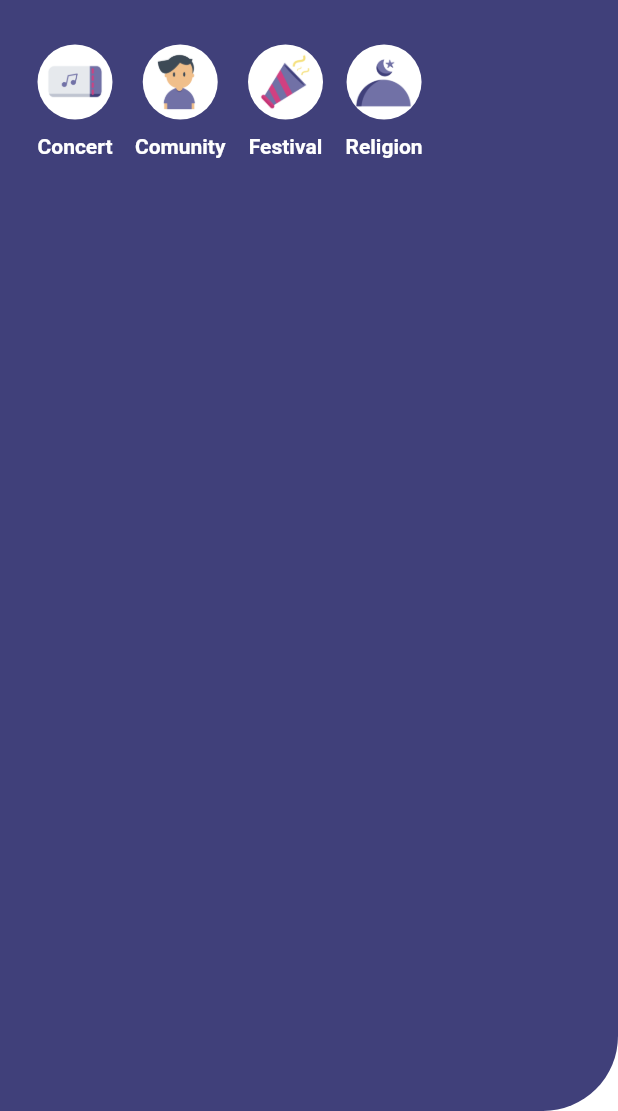
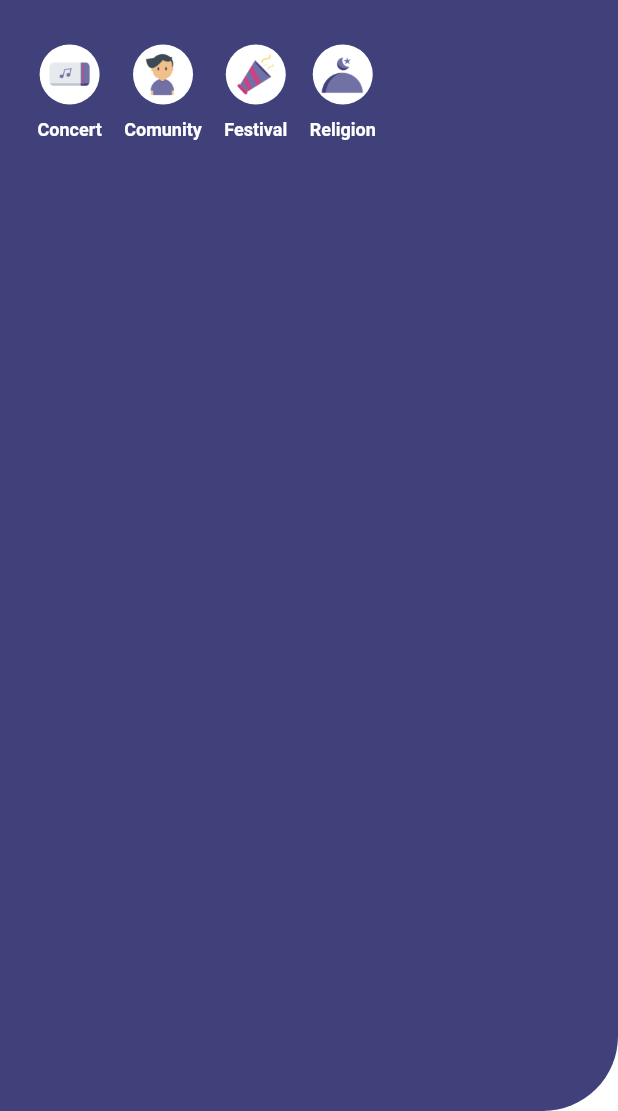
Before and after one commit to hendzee/Poster, a Flutter app: the TopContent widget shown alone on an empty page, opened directly, on a phone screen of 412 x 824 dp, the part 125-1236 px from its top. Run offline on Flutter 3.47's test engine with Material 2 defaults, Android fonts, the phone set to English and light mode, and no system bars; our stand-ins replace bloc, eva_icons_flutter, flutter_bloc, image_picker, shimmer; missing offline and left inert: date_range_picker.

Commit message:
:lipstick: Updating UI on home page

```diff
--- a/lib/widgets/home_screen/top_content.dart
+++ b/lib/widgets/home_screen/top_content.dart
@@ -59,7 +59,7 @@ class TopContent extends StatelessWidget {
                       padding: const EdgeInsets.only(bottom: 10.0),
                       child: CircleAvatar(
                         backgroundColor: Colors.white,
-                        radius: 25,
+                        radius: 20,
                         child: Padding(
                           padding: const EdgeInsets.all(5),
                           child: Image(
@@ -71,7 +71,10 @@ class TopContent extends StatelessWidget {
                     Text(
                       'Concert',
                       style: TextStyle(
-                          color: Colors.white, fontWeight: FontWeight.bold),
+                        fontSize: 12,
+                        color: Colors.white,
+                        fontWeight: FontWeight.bold,
+                      ),
                     ),
                   ],
                 ),
@@ -84,7 +87,7 @@ class TopContent extends StatelessWidget {
                       padding: const EdgeInsets.only(bottom: 10.0),
                       child: CircleAvatar(
                         backgroundColor: Colors.white,
-                        radius: 25,
+                        radius: 20,
                         child: Padding(
                           padding: const EdgeInsets.all(5),
                           child: Image(
@@ -96,7 +99,10 @@ class TopContent extends StatelessWidget {
                     Text(
                       'Comunity',
                       style: TextStyle(
-                          color: Colors.white, fontWeight: FontWeight.bold),
+                        fontSize: 12,
+                        color: Colors.white,
+                        fontWeight: FontWeight.bold,
+                      ),
                     ),
                   ],
                 ),
@@ -109,7 +115,7 @@ class TopContent extends StatelessWidget {
                       padding: const EdgeInsets.only(bottom: 10.0),
                       child: CircleAvatar(
                         backgroundColor: Colors.white,
-                        radius: 25,
+                        radius: 20,
                         child: Padding(
                           padding: const EdgeInsets.all(5),
                           child: Image(
@@ -121,7 +127,10 @@ class TopContent extends StatelessWidget {
                     Text(
                       'Festival',
                       style: TextStyle(
-                          color: Colors.white, fontWeight: FontWeight.bold),
+                        fontSize: 12,
+                        color: Colors.white,
+                        fontWeight: FontWeight.bold,
+                      ),
                     ),
                   ],
                 ),
@@ -134,7 +143,7 @@ class TopContent extends StatelessWidget {
                       padding: const EdgeInsets.only(bottom: 10.0),
                       child: CircleAvatar(
                         backgroundColor: Colors.white,
-                        radius: 25,
+                        radius: 20,
                         child: Padding(
                           padding: const EdgeInsets.all(5),
                           child: Image(
@@ -146,7 +155,10 @@ class TopContent extends StatelessWidget {
                     Text(
                       'Religion',
                       style: TextStyle(
-                          color: Colors.white, fontWeight: FontWeight.bold),
+                        fontSize: 12,
+                        color: Colors.white,
+                        fontWeight: FontWeight.bold,
+                      ),
                     ),
                   ],
                 ),
```
